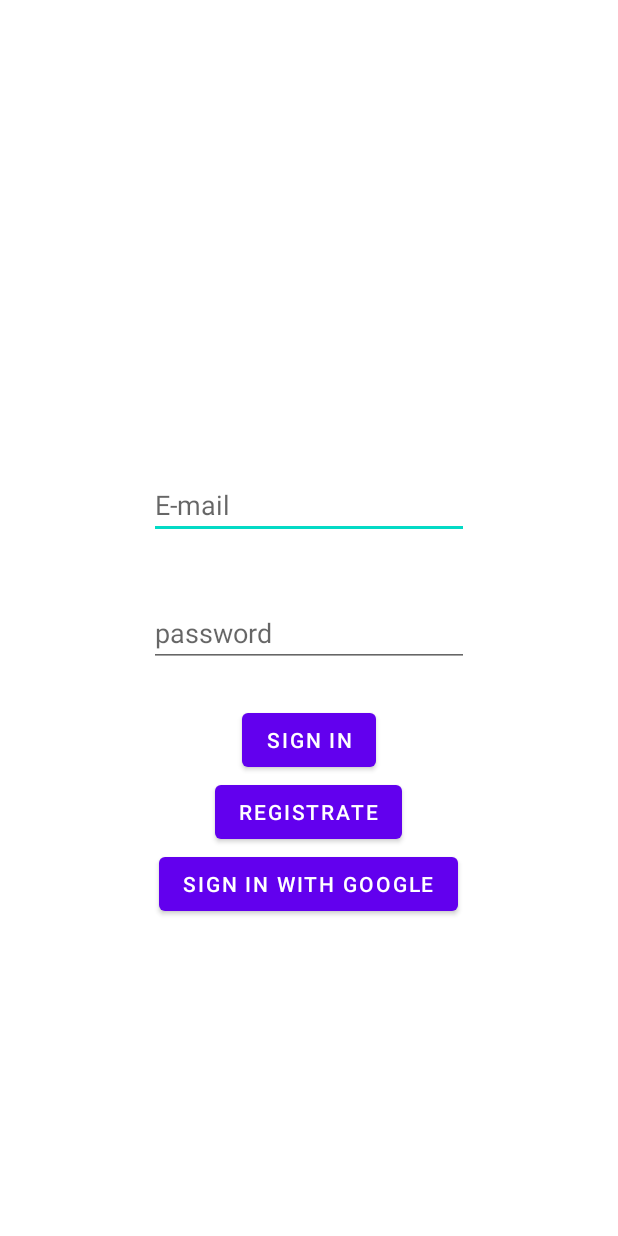
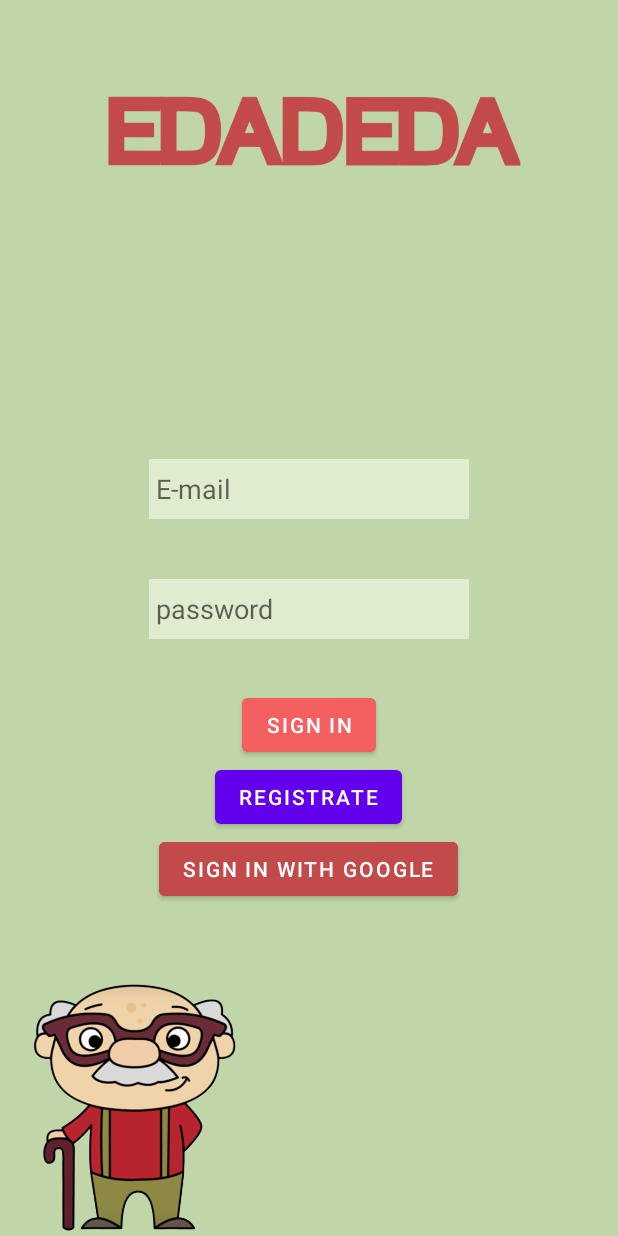
Before and after one commit to KipelovM/edadeda, an Android app: the screen it shows after launch (MainActivity), after a tap on "SIGN IN", on a phone screen of 412 x 824 dp. Run offline under Robolectric (Android 15) with nearby library versions, the phone set to English and light mode, and no system bars; our stand-ins replace Firebase (no records; nobody signed in at launch, a user with empty details on screens opened directly), Picasso; network calls fail; 1 statement that could not run was skipped.

Commit message:
disign patch

```diff
--- a/app/src/main/AndroidManifest.xml
+++ b/app/src/main/AndroidManifest.xml
@@ -20,6 +20,8 @@
                 <category android:name="android.intent.category.LAUNCHER" />
             </intent-filter>
         </activity>
+
     </application>
 
+
 </manifest>
--- a/app/src/main/java/com/example/edadeda/Auth.kt
+++ b/app/src/main/java/com/example/edadeda/Auth.kt
@@ -1,5 +1,6 @@
 package com.example.edadeda
 
+import android.content.ContentValues
 import android.content.Intent
 import android.os.Bundle
 import android.util.Log
@@ -27,7 +28,7 @@ class Auth : Fragment() {
     private lateinit var launcher: ActivityResultLauncher<Intent>
     private lateinit var auth: FirebaseAuth
     private lateinit var binding: FragmentAuthBinding
-    private val rvModel: RVModel by activityViewModels()
+    //private val dataModel: DataModel by activityViewModels()
     private val db = Firebase.firestore
     private val users = ArrayList<User>()
     private lateinit var singInClient:GoogleSignInClient
@@ -52,7 +53,7 @@ class Auth : Fragment() {
     override fun onCreateView(
         inflater: LayoutInflater, container: ViewGroup?,
         savedInstanceState: Bundle?
-    ): View {
+    ): View? {
         db.collection(USR_KEY).get()
             .addOnSuccessListener { result ->
                 users.clear()
@@ -78,14 +79,7 @@ class Auth : Fragment() {
             singInWithGoogle()
         }
         binding.sIn.setOnClickListener{
-            firebaseESI()
-        }
-        binding.butRegAuth.setOnClickListener{
-            this@Auth.requireActivity().supportFragmentManager
-                .beginTransaction()
-                .replace(R.id.mainFrm,Registration())
-                .addToBackStack(null)
-                .commit()
+            registration()
         }
 
     }
@@ -108,6 +102,9 @@ class Auth : Fragment() {
         auth.signInWithCredential(credential).addOnCompleteListener {
             if(it.isSuccessful){
                 Toast.makeText(context?.applicationContext, "SingIn Successes", Toast.LENGTH_SHORT).show()
+                if(auth.currentUser?.uid.toString() !in users.map{ usr-> usr.id }){
+                    db.collection(USR_KEY).document(auth.currentUser!!.uid).set(User(auth.currentUser!!.uid,auth.currentUser!!.displayName.toString(),auth.currentUser!!.photoUrl.toString(),auth.currentUser!!.email.toString()))
+                }
                 checkSI()
             }
             else{
@@ -125,7 +122,7 @@ class Auth : Fragment() {
                 .commit()
         }
     }
-    private fun firebaseESI(){
+    private fun registration(){
         val email = binding.editTextTextEmailAddress.text.toString()
         val password = binding.editTextTextPassword.text.toString()
         if(email.isNotEmpty() && password.isNotEmpty()){
@@ -133,7 +130,7 @@ class Auth : Fragment() {
             auth.signInWithEmailAndPassword(email,password).addOnCompleteListener(this@Auth.requireActivity()){
                 if(it.isSuccessful){
                     Toast.makeText(context?.applicationContext, "SingUp successful", Toast.LENGTH_SHORT).show()
-                    checkSI()
+
                 }
                 else{
                     Toast.makeText(context?.applicationContext, it.exception?.message, Toast.LENGTH_SHORT).show()
--- a/app/src/main/java/com/example/edadeda/MainActivity.kt
+++ b/app/src/main/java/com/example/edadeda/MainActivity.kt
@@ -1,8 +1,10 @@
 package com.example.edadeda
 
+import android.graphics.drawable.BitmapDrawable
 import android.os.Bundle
 import android.view.Menu
 import android.view.MenuItem
+import android.widget.Toast
 import androidx.activity.viewModels
 import androidx.appcompat.app.AppCompatActivity
 import androidx.fragment.app.Fragment
@@ -12,6 +14,7 @@ import com.google.firebase.auth.FirebaseAuth
 import com.google.firebase.auth.ktx.auth
 import com.google.firebase.firestore.ktx.firestore
 import com.google.firebase.ktx.Firebase
+import com.squareup.picasso.Picasso
 
 
 const val REC_KEY = "RECEPTES"
@@ -19,11 +22,10 @@ const val USR_KEY = "USERS"
 
 class MainActivity : AppCompatActivity() {
 
-    private val RVModel: RVModel by viewModels()
+    //private val dataModel: DataModel by viewModels()
     private lateinit var auth: FirebaseAuth
     private val db = Firebase.firestore
     private lateinit var user: User
-    lateinit var app: App
 
     override fun onCreateOptionsMenu(menu: Menu?): Boolean {
         menuInflater.inflate(R.menu.main_menu,menu)
@@ -32,22 +34,18 @@ class MainActivity : AppCompatActivity() {
     }
 
     override fun onOptionsItemSelected(item: MenuItem): Boolean {
-        if(item.itemId == R.id.miEP){
-            openFrag(EditProfile())
-        }
         if(item.itemId == R.id.sout){
             auth.signOut()
             openFrag(Auth())
-
         }
         return super.onOptionsItemSelected(item)
-
     }
 
     override fun onCreate(savedInstanceState: Bundle?) {
         super.onCreate(savedInstanceState)
-        app = applicationContext as App
+
         val binding = ActivityMainBinding.inflate(layoutInflater)
+
         auth = Firebase.auth
         setContentView(binding.root)
         openFrag(Auth())
@@ -66,13 +64,20 @@ class MainActivity : AppCompatActivity() {
     }
     private fun setUpActionBar(){
 
+        db.collection(USR_KEY).document(auth.currentUser?.uid.toString()).get()
+            .addOnSuccessListener { document ->
+                if (document != null) {
+                    Toast.makeText(this, document["name"].toString(), Toast.LENGTH_SHORT).show()
+                } else {
+
+                }
+            }
+
+
         val ab = supportActionBar
         Thread{
-            val dIcon = if(auth.currentUser?.photoUrl != null){
-                app.getImageByUrl(auth.currentUser?.photoUrl)
-            } else{
-                getDrawable(R.drawable.ic_launcher_foreground)
-            }
+            val bMap = Picasso.get().load(auth.currentUser?.photoUrl).get()
+            val dIcon = BitmapDrawable(resources,bMap)
             runOnUiThread{
                 ab?.setDisplayHomeAsUpEnabled(true)
                 ab?.setHomeAsUpIndicator(dIcon)
--- /dev/null
+++ b/app/src/main/res/drawable/sin_button.xml
@@ -0,0 +1,11 @@
+<shape xmlns:android="http://schemas.android.com/apk/res/android"
+
+    android:shape="rectangle">
+
+    <corners
+        android:topLeftRadius="30dp"
+        android:topRightRadius="30dp"
+        android:bottomLeftRadius="30dp"
+        android:bottomRightRadius="30dp" />
+
+</shape>
--- a/app/src/main/res/layout/activity_main.xml
+++ b/app/src/main/res/layout/activity_main.xml
@@ -7,8 +7,8 @@
 
     <FrameLayout
         android:id="@+id/mainFrm"
-        android:layout_width="409dp"
-        android:layout_height="729dp"
+        android:layout_width="0dp"
+        android:layout_height="0dp"
         app:layout_constraintBottom_toBottomOf="parent"
         app:layout_constraintEnd_toEndOf="parent"
         app:layout_constraintStart_toStartOf="parent"
--- a/app/src/main/res/layout/fragment_all_receptes.xml
+++ b/app/src/main/res/layout/fragment_all_receptes.xml
@@ -21,7 +21,7 @@
         android:id="@+id/bAdd"
         android:layout_width="0dp"
         android:layout_height="60dp"
-        android:background="@drawable/button_add_recipe"
+        android:backgroundTint="#F46060"
         android:textColor="@color/white"
         android:text="add recept exp"
         app:layout_constraintBottom_toBottomOf="parent"
--- a/app/src/main/res/layout/fragment_auth.xml
+++ b/app/src/main/res/layout/fragment_auth.xml
@@ -4,20 +4,27 @@
     xmlns:tools="http://schemas.android.com/tools"
     android:layout_width="match_parent"
     android:layout_height="match_parent"
+    android:background="#AE4D4D"
     tools:context=".Auth">
 
     <androidx.constraintlayout.widget.ConstraintLayout
         android:id="@+id/constrainLay"
         android:layout_width="match_parent"
-        android:layout_height="match_parent">
+        android:layout_height="match_parent"
+        android:background="#C0D5A8">
+
 
         <EditText
             android:id="@+id/editTextTextEmailAddress"
             android:layout_width="wrap_content"
-            android:layout_height="wrap_content"
+            android:layout_height="40dp"
+            android:background="#CDE6B0"
+            android:backgroundTint="#DFECD0"
             android:ems="10"
-            android:hint="E-mail"
+            android:hint=" E-mail"
+
             android:inputType="textEmailAddress"
+            android:textColorHighlight="#F46060"
             app:layout_constraintBottom_toBottomOf="parent"
             app:layout_constraintEnd_toEndOf="parent"
             app:layout_constraintStart_toStartOf="parent"
@@ -27,10 +34,12 @@
         <EditText
             android:id="@+id/editTextTextPassword"
             android:layout_width="wrap_content"
-            android:layout_height="wrap_content"
+            android:layout_height="40dp"
             android:layout_marginTop="40dp"
+            android:background="#DFECD0"
+            android:backgroundTint="#DFECD0"
             android:ems="10"
-            android:hint="password"
+            android:hint=" password"
             android:inputType="textPassword"
             app:layout_constraintEnd_toEndOf="@+id/editTextTextEmailAddress"
             app:layout_constraintHorizontal_bias="0.0"
@@ -46,6 +55,7 @@
             app:layout_constraintHorizontal_bias="0.498"
             app:layout_constraintStart_toStartOf="parent"
             app:layout_constraintTop_toTopOf="parent"
+            app:layout_constraintVertical_bias="0.676"
             tools:src="@tools:sample/avatars" />
 
         <LinearLayout
@@ -66,6 +76,7 @@
                 android:layout_width="wrap_content"
                 android:layout_height="wrap_content"
                 android:layout_weight="1"
+                android:backgroundTint="#F46060"
                 android:text="sign in" />
 
             <Button
@@ -80,9 +91,35 @@
                 android:layout_width="wrap_content"
                 android:layout_height="wrap_content"
                 android:layout_weight="1"
+                android:backgroundTint="#C34A4A"
                 android:text="sign In with Google" />
 
         </LinearLayout>
 
+        <ImageView
+            android:id="@+id/imageView7"
+            android:layout_width="158dp"
+            android:layout_height="171dp"
+            android:layout_marginTop="46dp"
+            android:layout_marginEnd="253dp"
+            android:src="@drawable/ded"
+            app:layout_constraintBottom_toBottomOf="parent"
+            app:layout_constraintEnd_toEndOf="parent"
+            app:layout_constraintStart_toStartOf="parent"
+            app:layout_constraintTop_toBottomOf="@+id/linearLayout" />
+
+        <ImageView
+            android:id="@+id/imageView8"
+            android:layout_width="357dp"
+            android:layout_height="120dp"
+            android:layout_marginStart="27dp"
+            android:layout_marginEnd="27dp"
+            android:layout_marginBottom="24dp"
+            android:src="@drawable/edda"
+            app:layout_constraintBottom_toTopOf="@+id/imageView3"
+            app:layout_constraintEnd_toEndOf="parent"
+            app:layout_constraintStart_toStartOf="parent"
+            app:layout_constraintTop_toTopOf="parent" />
+
     </androidx.constraintlayout.widget.ConstraintLayout>
 </FrameLayout>
--- a/app/src/main/res/values/my_colors.xml
+++ b/app/src/main/res/values/my_colors.xml
@@ -1,5 +1,5 @@
 <?xml version="1.0" encoding="utf-8"?>
 <resources>
-    <color name="main_background">#FFF5EE</color>
+    <color name="main_background">#FFE4E1</color>
     <color name="add_recipe">#BC8F8F</color>
 </resources>
```
Also changed, not shown: app/src/main/res/drawable/ded.png (added), app/src/main/res/drawable/eda.png (added), app/src/main/res/drawable/edda.png (added), app/src/main/res/drawable/op.png (added), 1 other file.
